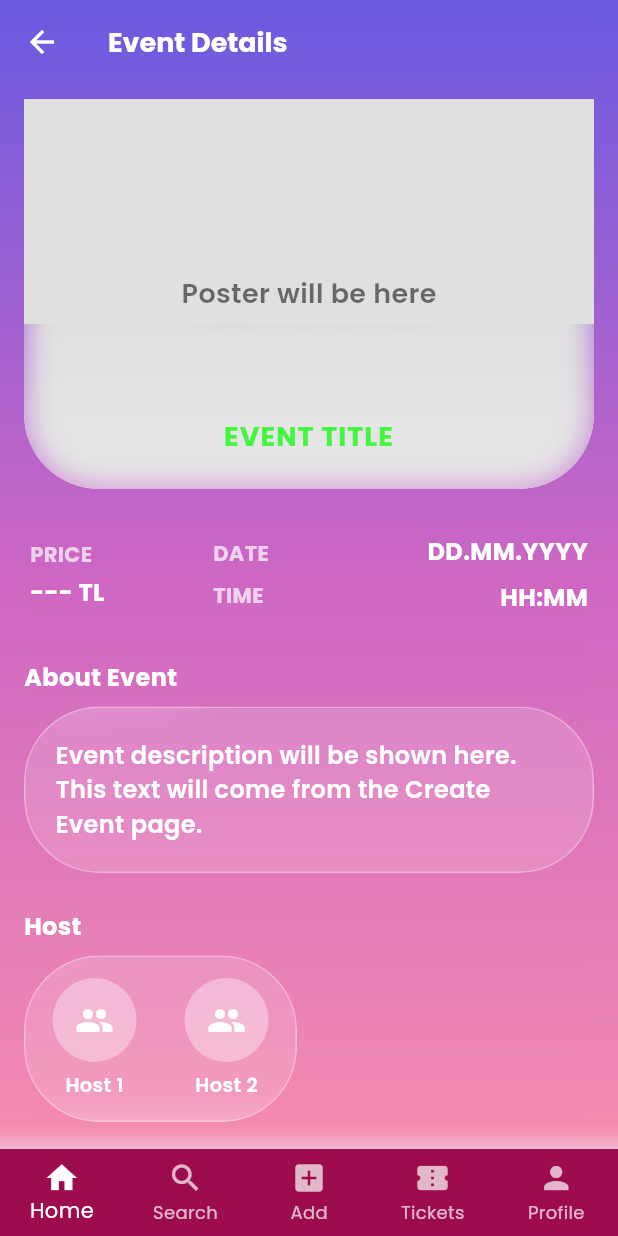
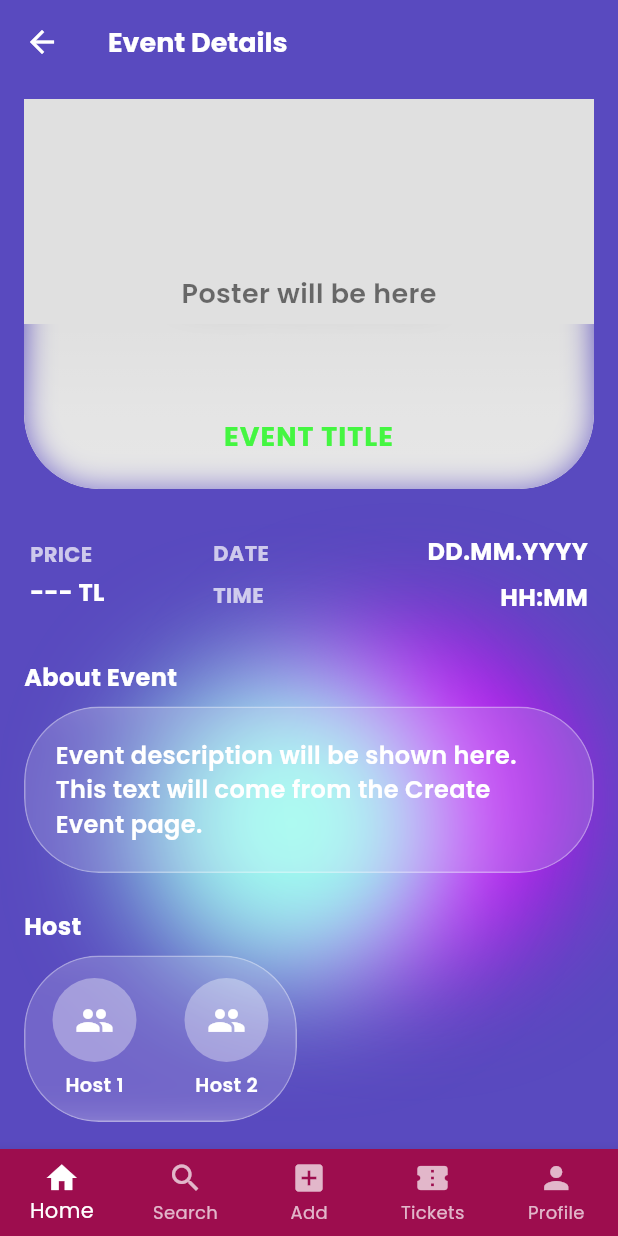
Before and after one commit to ilgazsahin/CS310-Group-14, a Flutter app: the screen it shows after launch, after a tap on "Preview Event Detail (dev only)", on a phone screen of 412 x 824 dp. Run offline on Flutter 3.47's test engine with Material 3 defaults, Android fonts, the phone set to English and light mode, and no system bars; our stand-ins replace google_fonts; network calls fail.

Commit message:
Update UI: Welcome & EventDetail page background

```diff
--- a/WhatSUp-ui-bahar/lib/screens/event_detail_page.dart
+++ b/WhatSUp-ui-bahar/lib/screens/event_detail_page.dart
@@ -64,27 +64,31 @@ class EventDetailPage extends StatelessWidget {
       body: Stack(
         fit: StackFit.expand,
         children: [
-          // Gradient background
+          // WELCOMEPAGE İLE AYNI ARKA PLAN
           Container(
             decoration: const BoxDecoration(
-              gradient: LinearGradient(
-                colors: [
-                  Color(0xFF6A5AE0),
-                  Color(0xFFCE67C4),
-                  Color(0xFFF58CAF),
-                ],
-                begin: Alignment.topCenter,
-                end: Alignment.bottomCenter,
-              ),
+              color: Color(0xFF594ABF),
             ),
           ),
-          // Blur overlay
-          BackdropFilter(
-            filter: ImageFilter.blur(sigmaX: 8, sigmaY: 8),
-            child: Container(
-              color: Colors.black.withOpacity(0.0),
+
+          // Blur daireler (WelcomePage'dekiyle aynı)
+          Align(
+            alignment: const Alignment(0.65, 0.55),
+            child: _BlurCircle(
+              size: 215,
+              color: const Color(0xFFDD00FF),
+              blurSigma: 40,
             ),
           ),
+          Align(
+            alignment: const Alignment(-0.1, 0.60),
+            child: _BlurCircle(
+              size: 215,
+              color: const Color(0xFF9EFFEF),
+              blurSigma: 40,
+            ),
+          ),
+
           // Content
           SingleChildScrollView(
             padding: const EdgeInsets.only(
@@ -466,3 +470,35 @@ class _LocationSection extends StatelessWidget {
     );
   }
 }
+
+// WelcomePage'deki ile aynı BlurCircle widget'ı
+class _BlurCircle extends StatelessWidget {
+  final double size;
+  final Color color;
+  final double blurSigma;
+
+  const _BlurCircle({
+    super.key,
+    required this.size,
+    required this.color,
+    this.blurSigma = 40,
+  });
+
+  @override
+  Widget build(BuildContext context) {
+    return ImageFiltered(
+      imageFilter: ImageFilter.blur(
+        sigmaX: blurSigma,
+        sigmaY: blurSigma,
+      ),
+      child: Container(
+        width: size,
+        height: size,
+        decoration: BoxDecoration(
+          shape: BoxShape.circle,
+          color: color,
+        ),
+      ),
+    );
+  }
+}
--- a/WhatSUp-ui-bahar/lib/screens/welcome_page.dart
+++ b/WhatSUp-ui-bahar/lib/screens/welcome_page.dart
@@ -21,23 +21,17 @@ class _WelcomePageState extends State<WelcomePage>
   void initState() {
     super.initState();
 
-    // Kısa bir pop-up animasyonu
     _controller = AnimationController(
       vsync: this,
       duration: const Duration(milliseconds: 500),
     );
 
-    // Şeffaftan görünür hale
     _fadeAnim = CurvedAnimation(
       parent: _controller,
       curve: Curves.easeOut,
     );
 
-    // AirDrop gibi hafif büyüyerek belirsin
-    _scaleAnim = Tween<double>(
-      begin: 0.8, // biraz küçük başlasın
-      end: 1.0,   // gerçek boyutuna gelsin
-    ).animate(
+    _scaleAnim = Tween<double>(begin: 0.8, end: 1.0).animate(
       CurvedAnimation(
         parent: _controller,
         curve: Curves.easeOutBack,
@@ -58,24 +52,16 @@ class _WelcomePageState extends State<WelcomePage>
     return Scaffold(
       body: Stack(
         children: [
-          // 1) Ana gradient arka plan
+          // BACKGROUND COLOR (#594ABF)
           Container(
             width: double.infinity,
             height: double.infinity,
             decoration: const BoxDecoration(
-              gradient: LinearGradient(
-                begin: Alignment.topCenter,
-                end: Alignment.bottomCenter,
-                colors: [
-                  Color(0xFF6A5AE0),
-                  Color(0xFF8A62D5),
-                  Color(0xFFF58CAF),
-                ],
-              ),
+              color: Color(0xFF594ABF),
             ),
           ),
 
-          // 2) Blur daireler
+          // Blur circles
           Align(
             alignment: const Alignment(0.65, 0.55),
             child: _BlurCircle(
@@ -93,7 +79,6 @@ class _WelcomePageState extends State<WelcomePage>
             ),
           ),
 
-          // 3) İçerik
           SafeArea(
             child: Center(
               child: ConstrainedBox(
@@ -102,7 +87,6 @@ class _WelcomePageState extends State<WelcomePage>
                   children: [
                     const SizedBox(height: 60),
 
-                    // POP-UP EVENTDROP KARTI
                     FadeTransition(
                       opacity: _fadeAnim,
                       child: ScaleTransition(
@@ -113,7 +97,6 @@ class _WelcomePageState extends State<WelcomePage>
 
                     const Spacer(),
 
-                    // LOGIN
                     _GradientButton(
                       text: 'LOGIN',
                       onPressed: () {
@@ -123,7 +106,6 @@ class _WelcomePageState extends State<WelcomePage>
 
                     const SizedBox(height: 12),
 
-                    // SIGN UP
                     _GradientButton(
                       text: 'SIGN UP',
                       onPressed: () {
@@ -133,7 +115,6 @@ class _WelcomePageState extends State<WelcomePage>
 
                     const SizedBox(height: 12),
 
-                    // Sadece dev için event detail preview
                     TextButton(
                       onPressed: () {
                         Navigator.push(
@@ -165,7 +146,7 @@ class _WelcomePageState extends State<WelcomePage>
   }
 }
 
-// ----------------- EventDrop Kartı -----------------
+// ----------------- EventDrop Card -----------------
 class _EventDropCard extends StatelessWidget {
   const _EventDropCard({super.key});
 
@@ -188,24 +169,25 @@ class _EventDropCard extends StatelessWidget {
             ),
           ),
           const SizedBox(height: 12),
+
+          // BUBBLE IMAGE (ssup2.png)
           Container(
             width: 180,
             height: 120,
             decoration: BoxDecoration(
-              color: Colors.grey.shade200,
+              color: Colors.transparent,
               borderRadius: BorderRadius.circular(12),
             ),
-            child: const Center(
-              child: Text(
-                "'s up?",
-                style: TextStyle(
-                  fontSize: 24,
-                  fontWeight: FontWeight.w700,
-                ),
+            child: Center(
+              child: Image.asset(
+                'assets/images/ssup2.png',
+                fit: BoxFit.contain,
               ),
             ),
           ),
+
           const SizedBox(height: 16),
+
           Row(
             mainAxisAlignment: MainAxisAlignment.spaceEvenly,
             children: [
@@ -296,7 +278,7 @@ class _GradientButton extends StatelessWidget {
         ),
         borderRadius: BorderRadius.circular(50),
         border: Border.all(
-          color: Colors.white.withOpacity(0.22),
+          color: Colors.white24,
           width: 1,
         ),
         boxShadow: [
--- a/WhatSUp-ui-bahar/pubspec.yaml
+++ b/WhatSUp-ui-bahar/pubspec.yaml
@@ -24,6 +24,8 @@ dev_dependencies:
 
 flutter:
   uses-material-design: true
+  assets:
+    - assets/images/ssup2.png
   # assets:
   #   - images/a_dot_burr.jpeg
   #   - images/a_dot_ham.jpeg
```
Also changed, not shown: WhatSUp-ui-bahar/assets/images/ssup2.png (added), 1 other file.
